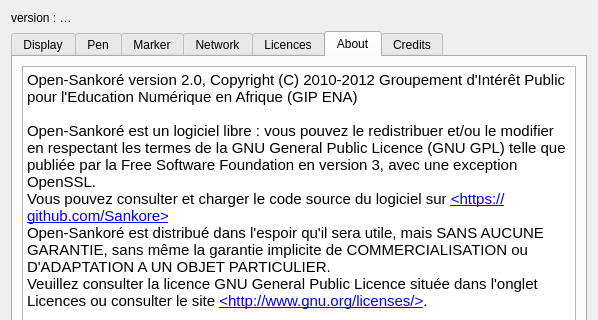
The window that resources/forms/preferences.ui (OpenEducationFoundation/OpenBoard) describes before a commit, drawn with Qt 5; both pictures show x 0 to 598 and y 0 to 320 of the 598 by 880 pixel window.
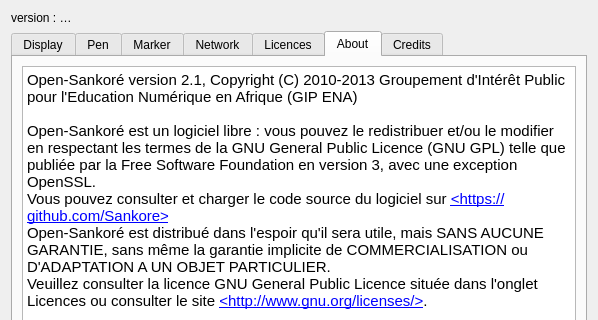
The same window after the commit. The open tabs and pages were chosen to show the change.

Commit message: copyright date update

```diff
--- a/resources/forms/preferences.ui
+++ b/resources/forms/preferences.ui
@@ -2989,7 +2989,7 @@
 &lt;table border=&quot;0&quot; style=&quot;-qt-table-type: root; margin-top:4px; margin-bottom:4px; margin-left:4px; margin-right:4px;&quot;&gt;
 &lt;tr&gt;
 &lt;td style=&quot;border: none;&quot;&gt;
-&lt;p style=&quot; margin-top:0px; margin-bottom:0px; margin-left:0px; margin-right:0px; -qt-block-indent:0; text-indent:0px;&quot;&gt;&lt;span style=&quot; font-family:'Ubuntu';&quot;&gt;Open-Sankoré version 2.0, Copyright (C) 2010-2012 Groupement d'Intérêt Public pour l'Education Numérique en Afrique (GIP ENA)&lt;br /&gt;&lt;br /&gt;Open-Sankoré est un logiciel libre : vous pouvez le redistribuer et/ou le modifier en respectant les termes de la GNU General Public Licence (GNU GPL) telle que publiée par la Free Software Foundation en version 3, avec une exception OpenSSL.&lt;br /&gt;Vous pouvez consulter et charger le code source du logiciel sur &lt;/span&gt;&lt;a href=&quot;https://github.com/Sankore&quot;&gt;&lt;span style=&quot; font-family:'Ubuntu'; text-decoration: underline; color:#0000ff;&quot;&gt;&amp;lt;https://github.com/Sankore&amp;gt;&lt;/span&gt;&lt;/a&gt;&lt;span style=&quot; font-family:'Ubuntu';&quot;&gt;&lt;br /&gt;Open-Sankoré est distribué dans l'espoir qu'il sera utile, mais SANS AUCUNE GARANTIE, sans même la garantie implicite de COMMERCIALISATION ou D'ADAPTATION A UN OBJET PARTICULIER.&lt;br /&gt;Veuillez consulter la licence GNU General Public Licence située dans l'onglet Licences ou consulter le site &lt;/span&gt;&lt;a href=&quot;http://www.gnu.org/licenses/&quot;&gt;&lt;span style=&quot; font-family:'Ubuntu'; text-decoration: underline; color:#0000ff;&quot;&gt;&amp;lt;http://www.gnu.org/licenses/&amp;gt;&lt;/span&gt;&lt;/a&gt;&lt;span style=&quot; font-family:'Ubuntu';&quot;&gt;.&lt;br /&gt;&lt;br /&gt;Open-Sankoré is free software: you can redistribute it and/or modify it under the terms of the GNU General Public License as published by the Free Software Foundation, version 3 of the License, with a specific linking exception for the OpenSSL project's &amp;quot;OpenSSL&amp;quot; library (or with modified versions of it that use the same license as the &amp;quot;OpenSSL&amp;quot; library). You can find the source code of this software at &lt;/span&gt;&lt;a href=&quot;https://github.com/Sankore&quot;&gt;&lt;span style=&quot; font-family:'Ubuntu'; text-decoration: underline; color:#0000ff;&quot;&gt;&amp;lt;https://github.com/Sankore&amp;gt;&lt;/span&gt;&lt;/a&gt;&lt;span style=&quot; font-family:'Ubuntu';&quot;&gt;&lt;br /&gt;Open-Sankoré is distributed in the hope that it will be useful, but WITHOUT ANY WARRANTY; without even the implied warranty of MERCHANTABILITY or FITNESS FOR A PARTICULAR PURPOSE. See the GNU General Public License below for more details.&lt;br /&gt;&lt;br /&gt;&lt;/span&gt;&lt;/p&gt;
+&lt;p style=&quot; margin-top:0px; margin-bottom:0px; margin-left:0px; margin-right:0px; -qt-block-indent:0; text-indent:0px;&quot;&gt;&lt;span style=&quot; font-family:'Ubuntu';&quot;&gt;Open-Sankoré version 2.1, Copyright (C) 2010-2013 Groupement d'Intérêt Public pour l'Education Numérique en Afrique (GIP ENA)&lt;br /&gt;&lt;br /&gt;Open-Sankoré est un logiciel libre : vous pouvez le redistribuer et/ou le modifier en respectant les termes de la GNU General Public Licence (GNU GPL) telle que publiée par la Free Software Foundation en version 3, avec une exception OpenSSL.&lt;br /&gt;Vous pouvez consulter et charger le code source du logiciel sur &lt;/span&gt;&lt;a href=&quot;https://github.com/Sankore&quot;&gt;&lt;span style=&quot; font-family:'Ubuntu'; text-decoration: underline; color:#0000ff;&quot;&gt;&amp;lt;https://github.com/Sankore&amp;gt;&lt;/span&gt;&lt;/a&gt;&lt;span style=&quot; font-family:'Ubuntu';&quot;&gt;&lt;br /&gt;Open-Sankoré est distribué dans l'espoir qu'il sera utile, mais SANS AUCUNE GARANTIE, sans même la garantie implicite de COMMERCIALISATION ou D'ADAPTATION A UN OBJET PARTICULIER.&lt;br /&gt;Veuillez consulter la licence GNU General Public Licence située dans l'onglet Licences ou consulter le site &lt;/span&gt;&lt;a href=&quot;http://www.gnu.org/licenses/&quot;&gt;&lt;span style=&quot; font-family:'Ubuntu'; text-decoration: underline; color:#0000ff;&quot;&gt;&amp;lt;http://www.gnu.org/licenses/&amp;gt;&lt;/span&gt;&lt;/a&gt;&lt;span style=&quot; font-family:'Ubuntu';&quot;&gt;.&lt;br /&gt;&lt;br /&gt;Open-Sankoré is free software: you can redistribute it and/or modify it under the terms of the GNU General Public License as published by the Free Software Foundation, version 3 of the License, with a specific linking exception for the OpenSSL project's &amp;quot;OpenSSL&amp;quot; library (or with modified versions of it that use the same license as the &amp;quot;OpenSSL&amp;quot; library). You can find the source code of this software at &lt;/span&gt;&lt;a href=&quot;https://github.com/Sankore&quot;&gt;&lt;span style=&quot; font-family:'Ubuntu'; text-decoration: underline; color:#0000ff;&quot;&gt;&amp;lt;https://github.com/Sankore&amp;gt;&lt;/span&gt;&lt;/a&gt;&lt;span style=&quot; font-family:'Ubuntu';&quot;&gt;&lt;br /&gt;Open-Sankoré is distributed in the hope that it will be useful, but WITHOUT ANY WARRANTY; without even the implied warranty of MERCHANTABILITY or FITNESS FOR A PARTICULAR PURPOSE. See the GNU General Public License below for more details.&lt;br /&gt;&lt;br /&gt;&lt;/span&gt;&lt;/p&gt;
 &lt;p style=&quot; margin-top:0px; margin-bottom:0px; margin-left:0px; margin-right:0px; -qt-block-indent:0; text-indent:0px;&quot;&gt;&lt;span style=&quot; font-family:'Ubuntu';&quot;&gt;Contact : &lt;br /&gt;Groupement d'Intérêt Public pour l'Education Numérique en Afrique (GIP ENA)&lt;br /&gt;Délégation Interministérielle à l'Education Numérique en Afrique&lt;br /&gt;20 Avenue Ségur Paris 75007&lt;br /&gt;Téléphone : 01 43 17 68 08&lt;br /&gt;email: &lt;/span&gt;&lt;a href=&quot;mailto:contact@sankore.org&quot;&gt;&lt;span style=&quot; font-family:'Ubuntu'; text-decoration: underline; color:#0000ff;&quot;&gt;contact@sankore.org&lt;/span&gt;&lt;/a&gt;&lt;span style=&quot; font-family:'Ubuntu';&quot;&gt;&amp;quot;&lt;/span&gt;&lt;/p&gt;&lt;/td&gt;&lt;/tr&gt;&lt;/table&gt;&lt;/body&gt;&lt;/html&gt;</string>
          </property>
         </widget>
```
Left out of the diff: 2 changed lines with no effect on the pictures.
